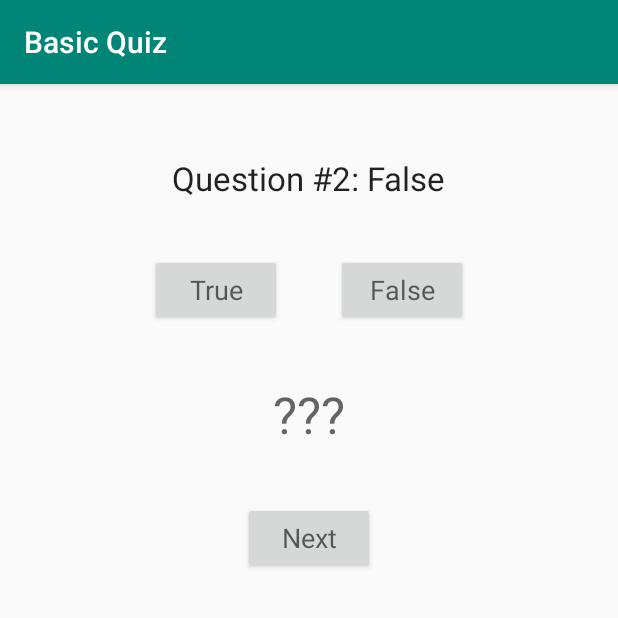
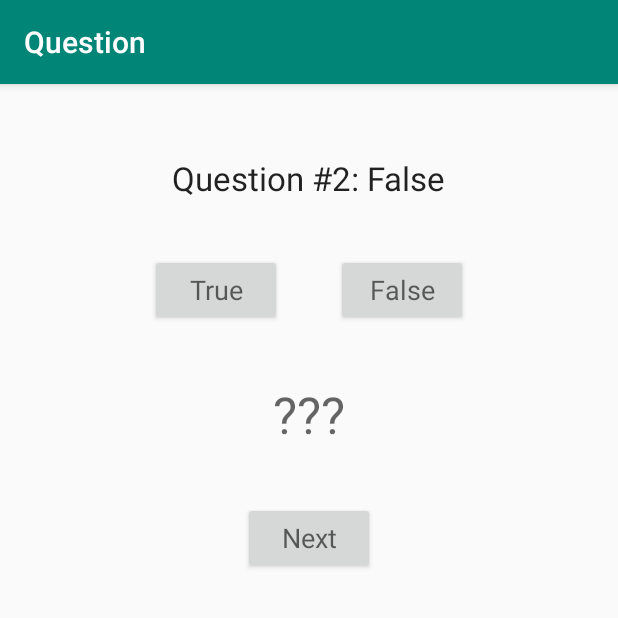
Before and after one commit to palmer0/BasicQuiz-Lab1, an Android app: the screen it shows after launch (MainActivity), after a tap on "Next", on a phone screen of 412 x 824 dp, the top half of it. Run offline under Robolectric (Android 15) with nearby library versions, the phone set to English and light mode, and no system bars; 2 other taps on this screen came first.

Commit message:
actualizando codigo para adaptarlo a siguiente paso del desarrollo de la app

```diff
--- a/app/src/main/java/es/ulpgc/eite/da/basicquizlab/MainActivity.java
+++ b/app/src/main/java/es/ulpgc/eite/da/basicquizlab/MainActivity.java
@@ -15,26 +15,25 @@ public class MainActivity extends AppCompatActivity {
   private String[] questionArray;
   private int questionIndex=0;
   private int[] replyArray;
+  private boolean nextButtonEnabled;
 
   @Override
   protected void onCreate(Bundle savedInstanceState) {
     super.onCreate(savedInstanceState);
     setContentView(R.layout.activity_main);
 
+    getSupportActionBar().setTitle(R.string.question_title);
+
     initLayoutData();
     linkLayoutComponents();
-
     initLayoutContent();
+    enableLayoutButtons();
   }
 
-  // metodo para cargar los datos de pantalla
   private void initLayoutData() {
-    // preguntas cuestionario cargadas desde fichero de recursos
     questionArray=getResources().getStringArray(R.array.question_array);
-    // respuestas cuestionario cargadas desde fichero de recursos
     replyArray=getResources().getIntArray(R.array.reply_array);
   }
-
 
   private void linkLayoutComponents() {
     falseButton = findViewById(R.id.falseButton);
@@ -46,90 +45,114 @@ public class MainActivity extends AppCompatActivity {
     replyText = findViewById(R.id.replyText);
   }
 
-
-
   private void initLayoutContent() {
-    falseButton.setText(R.string.false_button_text);
-    trueButton.setText(R.string.true_button_text);
-    nextButton.setText(R.string.next_button_text);
-    cheatButton.setText(R.string.cheat_button_text);
-
-    //TODO: refactorizar en un método este codigo repetido
     questionText.setText(questionArray[questionIndex]);
     replyText.setText(R.string.empty_text);
+  }
 
+  private void enableLayoutButtons() {
+
+    trueButton.setOnClickListener(new View.OnClickListener() {
+
+      @Override
+      public void onClick(View v) {
+        onTrueButtonClicked(v);
+      }
+    });
+
+    falseButton.setOnClickListener(new View.OnClickListener() {
+
+      @Override
+      public void onClick(View v) {
+        onFalseButtonClicked(v);
+      }
+    });
+
+    nextButton.setOnClickListener(new View.OnClickListener() {
+
+      @Override
+      public void onClick(View v) {
+        onNextButtonClicked(v);
+      }
+    });
+
+    cheatButton.setOnClickListener(new View.OnClickListener() {
+
+      @Override
+      public void onClick(View v) {
+        onCheatButtonClicked(v);
+      }
+    });
   }
 
 
   //TODO: impedir que podamos hacer click en el boton
   // si ya hemos contestado a la pregunta
-  public void onTrueButtonClick(View view) {
+  private void onTrueButtonClicked(View v) {
+
+    if(nextButtonEnabled) {
+      return;
+    }
+
     if(replyArray[questionIndex] == 1) {
-      // correct
       replyText.setText(R.string.correct_text);
     } else {
-      // incorrect
       replyText.setText(R.string.incorrect_text);
     }
+
+    nextButtonEnabled = true;
   }
 
   //TODO: impedir que podamos hacer click en el boton
   // si ya hemos contestado a la pregunta
-  public void onFalseButtonClick(View view) {
+  private void onFalseButtonClicked(View v) {
+
+    if(nextButtonEnabled) {
+      return;
+    }
+
     if(replyArray[questionIndex] == 0) {
-      // correct
       replyText.setText(R.string.correct_text);
     } else {
-      // incorrect
       replyText.setText(R.string.incorrect_text);
+    }
+
+    nextButtonEnabled = true;
+  }
+
+  //TODO: implementar boton para pasar a siguiente pantalla
+  private void onCheatButtonClicked(View v) {
+    // no implementado
+  }
+
+  //TODO: impedir que podamos hacer click en el boton
+  // si aun no hemos contestado a la pregunta
+  private void onNextButtonClicked(View v) {
+
+    if(!nextButtonEnabled) {
+      return;
+    }
+
+    nextButtonEnabled = false;
+    questionIndex++;
+
+    // si queremos que el quiz acabe al llegar
+    // a la ultima pregunta debemos comentar esta linea
+    checkIndexData();
+
+    if(questionIndex < questionArray.length) {
+      initLayoutContent();
     }
   }
 
-
-
-  //TODO: impedir que podamos hacer click en el boton
-  // si aun no hemos contestado a la pregunta
-  public void onNextButtonClick(View view) {
-    questionIndex++;
+  //TODO: refactorizar en un método este codigo
+  // por si queremos implementar otras opciones posibles
+  private void checkIndexData() {
 
     // hacemos que si llegamos al final del quiz
     // volvamos a empezarlo nuevamente
-    //TODO: refactorizar en un método este codigo
-    // por si queremos implementar otras opciones posibles
     if(questionIndex == questionArray.length) {
       questionIndex=0;
     }
-
-    //TODO: refactorizar en un método este codigo repetido
-    questionText.setText(questionArray[questionIndex]);
-    replyText.setText(R.string.empty_text);
   }
-
-
-  /*
-
-  //TODO: en vez de usar un metodo para cada boton, podemos
-  // hacerlo usando un solo metodo para todos los botones
-  public void onButtonClick(View view) {
-
-    switch (view.getId()) {
-      case R.id.falseButton:
-        onFalseButtonClick(view);
-      case R.id.trueButton:
-        onTrueButtonClick(view);
-      case R.id.nextButton:
-        onNextButtonClick(view);
-      case R.id.cheatButton:
-        onCheatButtonClick(view);
-    }
-
-  }
-
-
-  //TODO: implementar boton para pasar a siguiente pantalla
-  public void onCheatButtonClick(View view) {
-    // no implementado
-  }
-  */
-
 }
--- a/app/src/main/res/layout/activity_main.xml
+++ b/app/src/main/res/layout/activity_main.xml
@@ -7,13 +7,12 @@
     android:layout_height="match_parent"
     tools:context=".MainActivity">
 
-
     <TextView
         android:id="@+id/questionText"
         android:layout_width="wrap_content"
         android:layout_height="wrap_content"
         android:layout_marginTop="48dp"
-        android:text="TextView"
+        android:text="@string/empty_text"
         android:textAppearance="@style/TextAppearance.AppCompat.Large"
         app:layout_constraintEnd_toEndOf="parent"
         app:layout_constraintStart_toStartOf="parent"
@@ -32,10 +31,9 @@
 
         <Button
             android:id="@+id/trueButton"
-            android:onClick="onTrueButtonClick"
             android:layout_width="wrap_content"
             android:layout_height="wrap_content"
-            android:text="Button"
+            android:text="@string/true_button_text"
             android:textAppearance="@style/TextAppearance.AppCompat.Medium" />
 
         <Space
@@ -45,10 +43,9 @@
 
         <Button
             android:id="@+id/falseButton"
-            android:onClick="onFalseButtonClick"
             android:layout_width="wrap_content"
             android:layout_height="wrap_content"
-            android:text="Button"
+            android:text="@string/false_button_text"
             android:textAppearance="@style/TextAppearance.AppCompat.Medium" />
     </LinearLayout>
 
@@ -57,7 +54,7 @@
         android:layout_width="wrap_content"
         android:layout_height="wrap_content"
         android:layout_marginTop="36dp"
-        android:text="TextView"
+        android:text="@string/empty_text"
         android:textAppearance="@style/TextAppearance.AppCompat.Display1"
         app:layout_constraintEnd_toEndOf="parent"
         app:layout_constraintStart_toStartOf="parent"
@@ -79,9 +76,9 @@
             android:id="@+id/nextButton"
             android:layout_width="wrap_content"
             android:layout_height="wrap_content"
-            android:onClick="onNextButtonClick"
-            android:text="Button"
-            android:textAppearance="@style/TextAppearance.AppCompat.Medium" />
+            android:text="@string/next_button_text"
+            android:textAppearance="@style/TextAppearance.AppCompat.Medium"
+            tools:text="Next" />
 
         <Space
             android:visibility="gone"
@@ -92,13 +89,10 @@
         <Button
             android:id="@+id/cheatButton"
             android:visibility="gone"
-            android:onClick="onCheatButtonClick"
             android:layout_width="wrap_content"
             android:layout_height="wrap_content"
-            android:text="Button"
+            android:text="@string/cheat_button_text"
             android:textAppearance="@style/TextAppearance.AppCompat.Medium"
             tools:text="Cheat" />
     </LinearLayout>
-
-
 </androidx.constraintlayout.widget.ConstraintLayout>
--- a/app/src/main/res/values/strings.xml
+++ b/app/src/main/res/values/strings.xml
@@ -2,16 +2,15 @@
 
     <string name="app_name">Basic Quiz</string>
 
+    <string name="question_title">Question</string>
+    <string name="cheat_title">Cheat</string>
+
     <string name="true_button_text">True</string>
     <string name="false_button_text">False</string>
-
     <string name="empty_text">\???</string>
     <string name="correct_text">Correct</string>
     <string name="incorrect_text">Incorrect</string>
-
     <string name="next_button_text">Next</string>
-
-
     <string name="cheat_button_text">Cheat</string>
 
 
@@ -26,5 +25,4 @@
         <item>0</item>
         <item>1</item>
     </integer-array>
-
 </resources>
```
Also changed, not shown: 2 other files.
